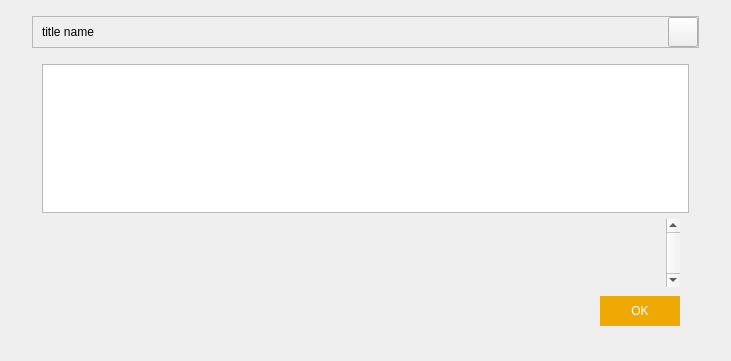
Above: src/qt/forms/helpmessagedialog.ui from MassGrid/MassGrid before the change. Below: the same form after it.
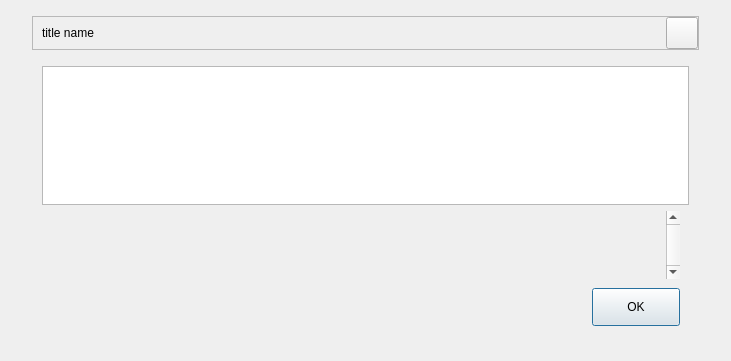
That is the form after the change.

```diff
--- a/src/qt/forms/helpmessagedialog.ui
+++ b/src/qt/forms/helpmessagedialog.ui
@@ -105,14 +105,14 @@
               <widget class="QToolButton" name="cancelButton">
                <property name="minimumSize">
                 <size>
-                 <width>30</width>
-                 <height>30</height>
+                 <width>32</width>
+                 <height>32</height>
                 </size>
                </property>
                <property name="maximumSize">
                 <size>
-                 <width>30</width>
-                 <height>30</height>
+                 <width>32</width>
+                 <height>32</height>
                 </size>
                </property>
                <property name="styleSheet">
@@ -184,8 +184,8 @@
               <rect>
                <x>0</x>
                <y>0</y>
-               <width>608</width>
-               <height>85</height>
+               <width>614</width>
+               <height>69</height>
               </rect>
              </property>
              <layout class="QVBoxLayout" name="verticalLayout_2">
@@ -215,13 +215,9 @@
           <item>
            <widget class="QDialogButtonBox" name="okButton">
             <property name="styleSheet">
-             <string notr="true">QPushButton{
-width:80;
+             <string notr="true">width:80;
 height:30;
-background-color: rgb(239, 169, 4);
-color: rgb(255, 255, 255);
-border:hidden;
-}</string>
+</string>
             </property>
             <property name="orientation">
              <enum>Qt::Horizontal</enum>
```
